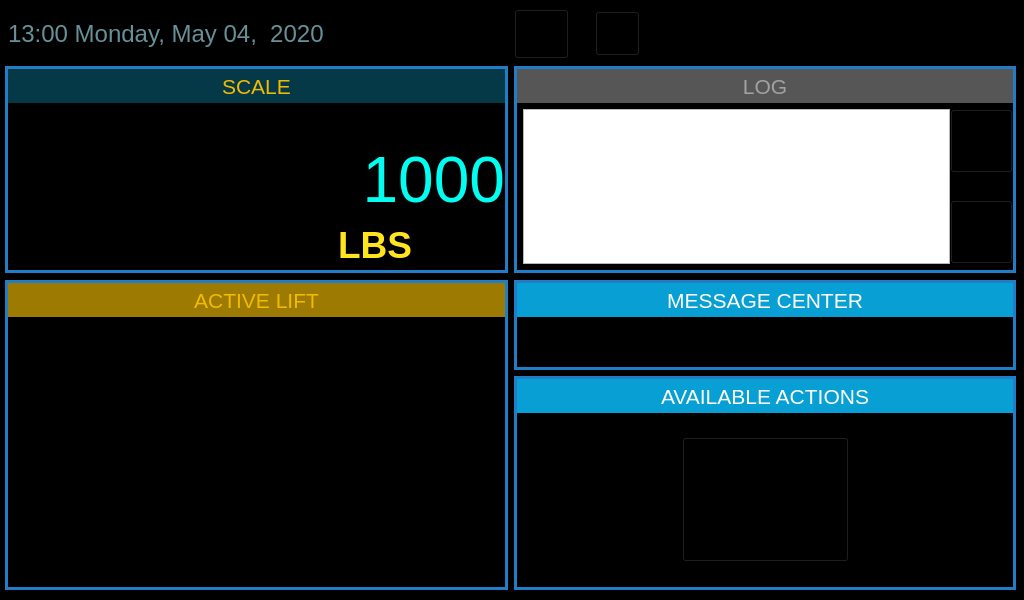
Old version of the form ui_work/mainwidget.ui in the repository mickyTwenty/DMM.
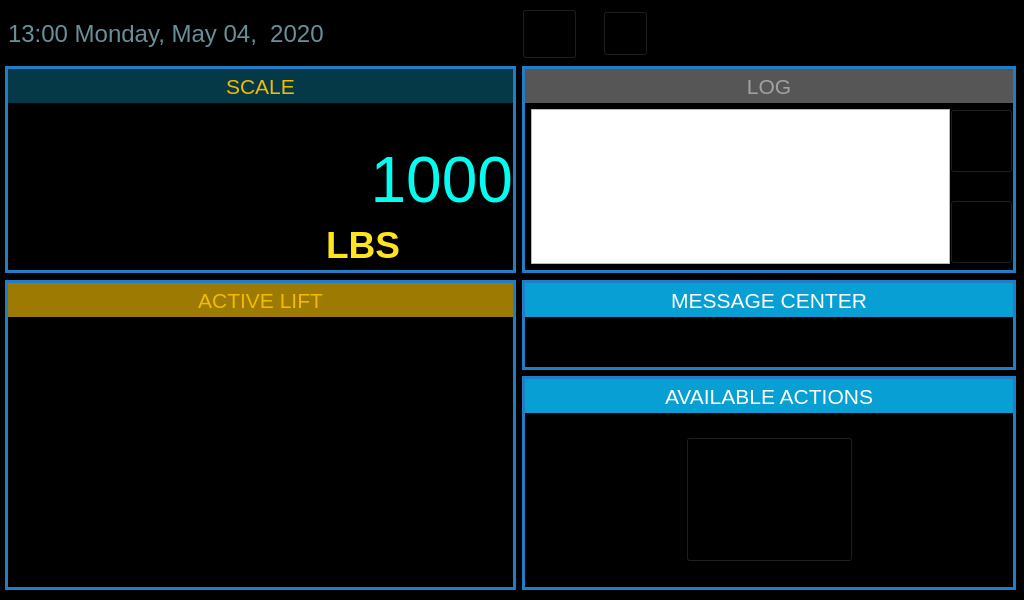
New version of the form. Icons and pictures are not drawn.

Diff of the .ui file:
```diff
--- a/ui_work/mainwidget.ui
+++ b/ui_work/mainwidget.ui
@@ -132,6 +132,18 @@
          <layout class="QHBoxLayout" name="horizontalLayout_3">
           <item>
            <widget class="QLabel" name="lblBarcode">
+            <property name="minimumSize">
+             <size>
+              <width>225</width>
+              <height>165</height>
+             </size>
+            </property>
+            <property name="maximumSize">
+             <size>
+              <width>225</width>
+              <height>165</height>
+             </size>
+            </property>
             <property name="alignment">
              <set>Qt::AlignCenter</set>
             </property>
@@ -162,13 +174,13 @@
               </property>
               <property name="minimumSize">
                <size>
-                <width>260</width>
+                <width>280</width>
                 <height>80</height>
                </size>
               </property>
               <property name="maximumSize">
                <size>
-                <width>260</width>
+                <width>280</width>
                 <height>80</height>
                </size>
               </property>
```
Left out of the diff: 2 changed lines with no effect on the pictures.
